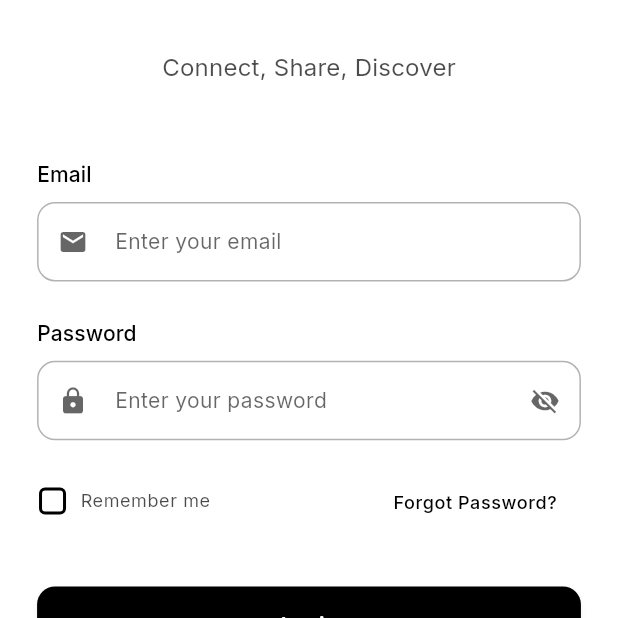
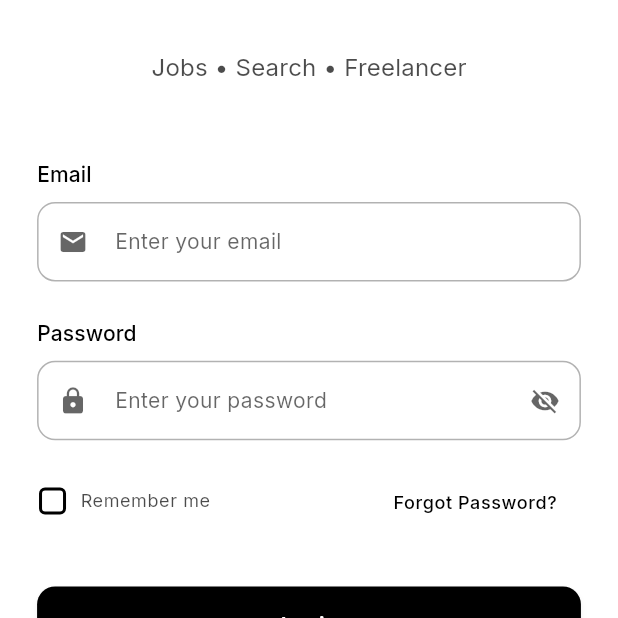
Before and after one commit to Glibifytech/gliblio-jobs12352, a Flutter app: the screen it shows after launch, after a tap on "Skip", on a phone screen of 412 x 824 dp, the top half of it. Run offline on Flutter 3.47's test engine with Material 3 defaults, Android fonts, the phone set to English and light mode, and no system bars; our stand-ins replace cached_network_image, connectivity_plus, device_info_plus, flutter_cache_manager, google_fonts, image_picker and 5 more; accounts and stored records are empty; network calls fail.

Commit message:
Update applications tab, home tab, and login screen

```diff
--- a/lib/presentation/jobs_home_screen/tabs/applications_tab.dart
+++ b/lib/presentation/jobs_home_screen/tabs/applications_tab.dart
@@ -30,7 +30,7 @@ class _ApplicationsTabState extends State<ApplicationsTab> {
     {
       'id': '1',
       'applicantName': 'John Smith',
-      'applicantAvatar': 'https://images.unsplash.com/photo-1472099645785-5658abf4ff4e?w=200&h=200&fit=crop',
+      'applicantAvatar': 'https://images.unsplash.com/photo-1461749280684-dccba630e2f6?w=800&h=600&fit=crop&q=80',
       'jobTitle': 'DevOps Engineer',
       'appliedDate': '2d ago',
       'status': 'pending', // pending, reviewed, accepted, rejected
@@ -43,7 +43,7 @@ class _ApplicationsTabState extends State<ApplicationsTab> {
     {
       'id': '2',
       'applicantName': 'Sarah Johnson',
-      'applicantAvatar': 'https://images.unsplash.com/photo-1494790108377-be9c29b29330?w=200&h=200&fit=crop',
+      'applicantAvatar': 'https://images.unsplash.com/photo-1512941937669-90a1b58e7e9c?w=1200',
       'jobTitle': 'Senior Flutter Developer',
       'appliedDate': '1w ago',
       'status': 'reviewed',
@@ -56,7 +56,7 @@ class _ApplicationsTabState extends State<ApplicationsTab> {
     {
       'id': '3',
       'applicantName': 'Michael Chen',
-      'applicantAvatar': 'https://images.unsplash.com/photo-1507003211169-0a1dd7228f2d?w=200&h=200&fit=crop',
+      'applicantAvatar': 'https://images.unsplash.com/photo-1518770660439-4636190af475?w=1200',
       'jobTitle': 'DevOps Engineer',
       'appliedDate': '3d ago',
       'status': 'pending',
--- a/lib/presentation/jobs_home_screen/tabs/home_tab.dart
+++ b/lib/presentation/jobs_home_screen/tabs/home_tab.dart
@@ -41,7 +41,7 @@ class _HomeTabState extends State<HomeTab> {
       'posterId': 'user123',
       'posterName': 'John Anderson',
       'posterUsername': '@johnanderson',
-      'posterAvatar': 'https://images.unsplash.com/photo-1472099645785-5658abf4ff4e?w=200&h=200&fit=crop',
+      'posterAvatar': 'https://images.unsplash.com/photo-1461749280684-dccba630e2f6?w=800&h=600&fit=crop&q=80',
       'posterBio': 'Tech recruiter at CloudTech Systems. Helping talented engineers find their dream roles.',
       'posterSkills': ['Recruitment', 'Tech Hiring', 'Networking'],
     },
@@ -60,7 +60,7 @@ class _HomeTabState extends State<HomeTab> {
       'posterId': 'user456',
       'posterName': 'Sarah Chen',
       'posterUsername': '@sarahchen',
-      'posterAvatar': 'https://images.unsplash.com/photo-1438761681033-6461ffad8d80?w=200&h=200&fit=crop',
+      'posterAvatar': 'https://images.unsplash.com/photo-1512941937669-90a1b58e7e9c?w=1200',
       'posterBio': 'Engineering Manager at Tech Innovations. Building the future of mobile apps.',
       'posterSkills': ['Flutter', 'Team Leadership', 'Mobile Development'],
     },
@@ -79,7 +79,7 @@ class _HomeTabState extends State<HomeTab> {
       'posterId': 'user789',
       'posterName': 'Michael Roberts',
       'posterUsername': '@michaelr',
-      'posterAvatar': 'https://images.unsplash.com/photo-1500648767791-00dcc994a43e?w=200&h=200&fit=crop',
+      'posterAvatar': 'https://images.unsplash.com/photo-1518770660439-4636190af475?w=1200',
       'posterBio': 'Creative Director at Design Hub. Passionate about great user experiences.',
       'posterSkills': ['UI/UX Design', 'Product Design', 'Design Systems'],
     },
--- a/lib/presentation/login_screen/login_screen.dart
+++ b/lib/presentation/login_screen/login_screen.dart
@@ -314,7 +314,7 @@ class _LoginScreenState extends State<LoginScreen> {
 
                   // App Title Section
                   Text(
-                    'Connect, Share, Discover',
+                    'Jobs • Search • Freelancer',
                     style: AppTheme.lightTheme.textTheme.titleMedium?.copyWith(
                       color: AppTheme.lightTheme.colorScheme.onSurface.withValues(alpha: 0.7),
                       fontWeight: FontWeight.w400,
```
